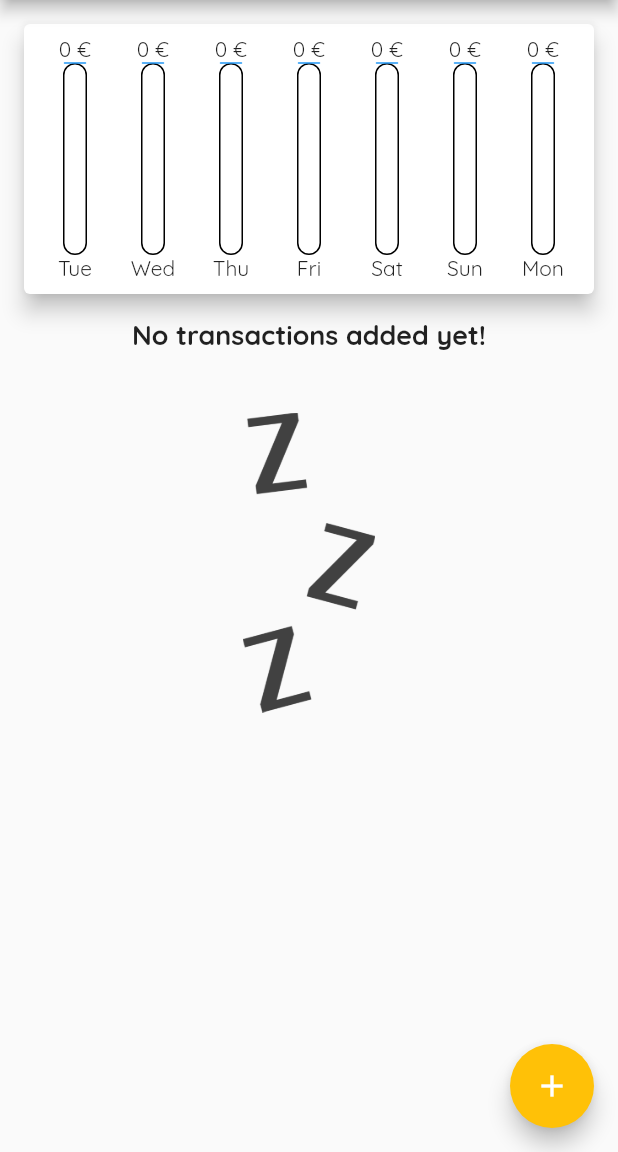
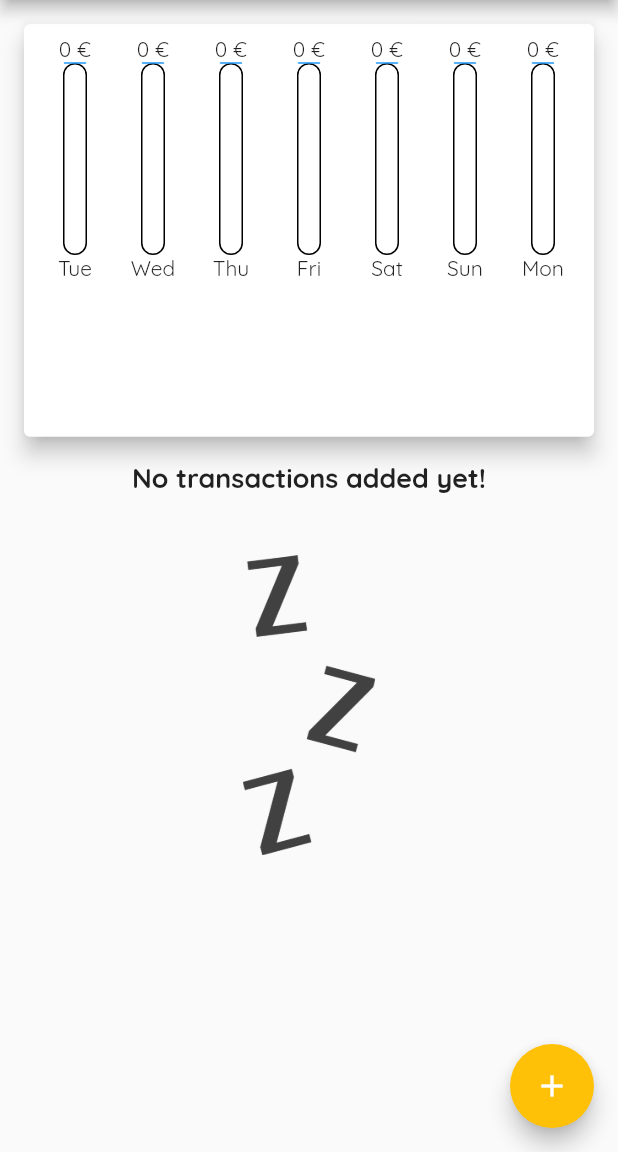
Before and after one commit to niktekusho/personal_expenses, a Flutter app: the screen it shows after launch, on a phone screen of 412 x 824 dp, the part 84-1236 px from its top. Run offline on Flutter 3.47's test engine with Material 2 defaults, Android fonts, the phone set to English and light mode, and no system bars.

Commit message:
Removes some fixed widgets height

```diff
--- a/lib/main.dart
+++ b/lib/main.dart
@@ -97,10 +97,8 @@ class _ExpensesMainPageState extends State<ExpensesMainPage> {
     );
   }
 
-  @override
-  Widget build(BuildContext context) {
-    return Scaffold(
-      appBar: AppBar(
+  AppBar _buildAppBar(BuildContext context) {
+    return AppBar(
       title: const Text(_appTitle),
       actions: [
         IconButton(
@@ -108,15 +106,34 @@ class _ExpensesMainPageState extends State<ExpensesMainPage> {
           icon: Icon(Icons.add),
         )
       ],
-      ),
+    );
+  }
+
+  @override
+  Widget build(BuildContext context) {
+    final appBar = _buildAppBar(context);
+
+    final appBodyHeight = MediaQuery.of(context).size.height;
+    final appBarHeight = appBar.preferredSize.height;
+    final statusBarHeight = MediaQuery.of(context).padding.top;
+
+    final availableHeight = appBodyHeight - appBarHeight - statusBarHeight;
+
+    return Scaffold(
+      appBar: appBar,
       body: Column(
         // mainAxisAlignment: MainAxisAlignment.spaceAround,
         crossAxisAlignment: CrossAxisAlignment.stretch,
         children: [
-          Chart(recentTransactions: _transactions),
-          TransactionList(
+          Container(
+              child: Chart(recentTransactions: _transactions),
+              height: availableHeight * 0.4),
+          Container(
+            height: availableHeight * 0.6,
+            child: TransactionList(
               transactions: _transactions,
               deleteTransactionCallback: _deleteTransaction,
+            ),
           )
         ],
       ),
--- a/lib/widgets/transaction_list.dart
+++ b/lib/widgets/transaction_list.dart
@@ -77,9 +77,6 @@ class TransactionList extends StatelessWidget {
             itemCount: transactions.length,
           );
 
-    return Container(
-        // TODO: an other fixed size...
-        height: 300,
-        child: widgetBody);
+    return widgetBody;
   }
 }
```
Lines whose indentation alone changed are shown as unchanged.
